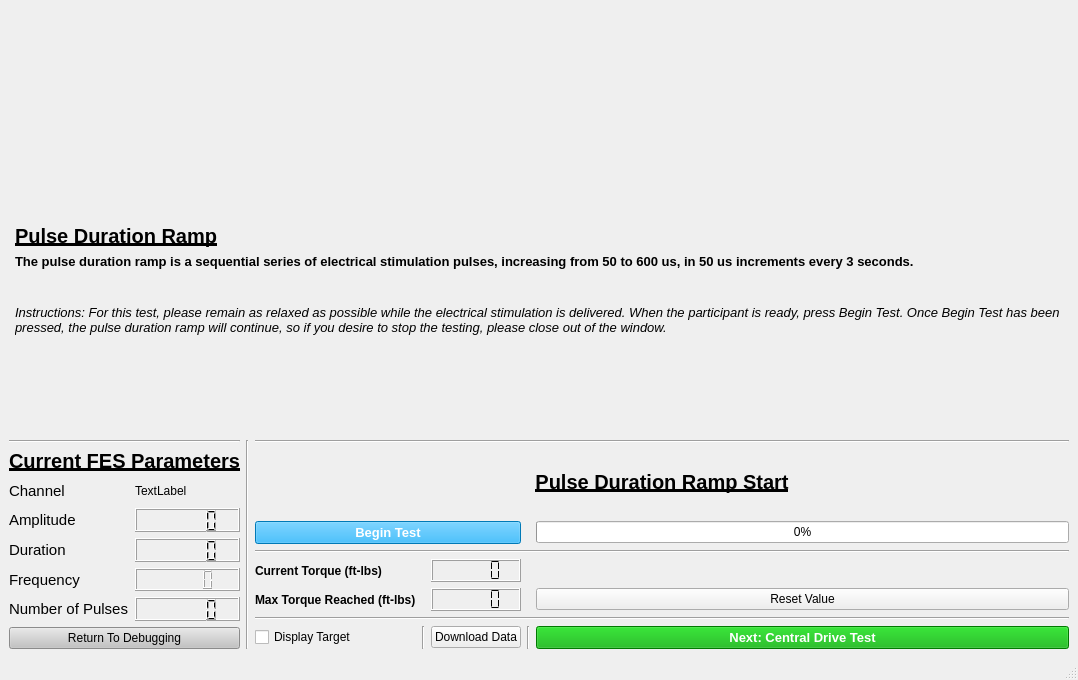
Before: the Qt Designer form resources/_CD_GUI_PDRamp_Formed_Clinician.ui in jontalvarez/central-drive, drawn with Qt 5.
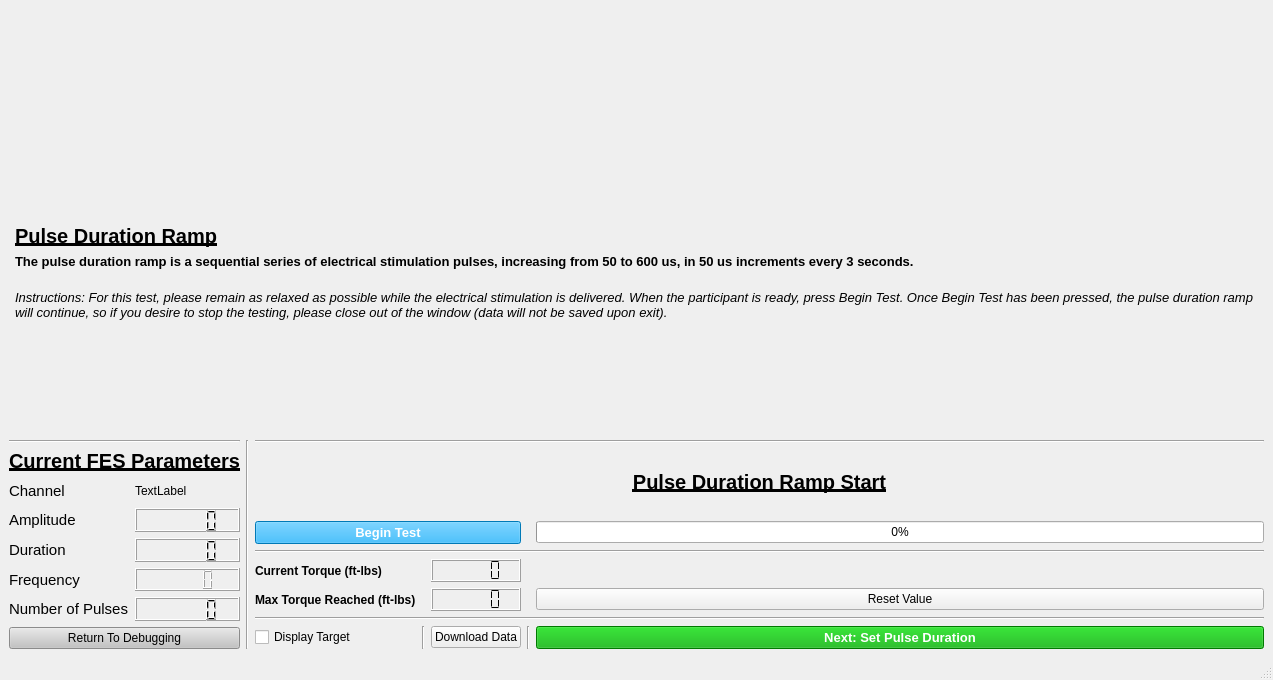
After: the same form once the commit is applied.

Commit message:
Pulse Duration Ramp Visualization
Added visualization between pulse duration ramp and central drive test where user can input desired duration.

What changed in the file:
```diff
--- a/resources/_CD_GUI_PDRamp_Formed_Clinician.ui
+++ b/resources/_CD_GUI_PDRamp_Formed_Clinician.ui
@@ -6,7 +6,7 @@
    <rect>
     <x>0</x>
     <y>0</y>
-    <width>1078</width>
+    <width>1273</width>
     <height>680</height>
    </rect>
   </property>
@@ -123,7 +123,7 @@
 background-color: rgb(0, 170, 0);</string>
         </property>
         <property name="text">
-         <string>Next: Central Drive Test</string>
+         <string>Next: Set Pulse Duration</string>
         </property>
        </widget>
       </item>
@@ -401,7 +401,7 @@
          <string notr="true"/>
         </property>
         <property name="text">
-         <string>Instructions: For this test, please remain as relaxed as possible while the electrical stimulation is delivered. When the participant is ready, press Begin Test. Once Begin Test has been pressed, the pulse duration ramp will continue, so if you desire to stop the testing, please close out of the window.</string>
+         <string>Instructions: For this test, please remain as relaxed as possible while the electrical stimulation is delivered. When the participant is ready, press Begin Test. Once Begin Test has been pressed, the pulse duration ramp will continue, so if you desire to stop the testing, please close out of the window (data will not be saved upon exit).</string>
         </property>
         <property name="wordWrap">
          <bool>true</bool>
```
Left out of the diff: 2 changed lines with no effect on the pictures. The commit also changes 5 other files.
